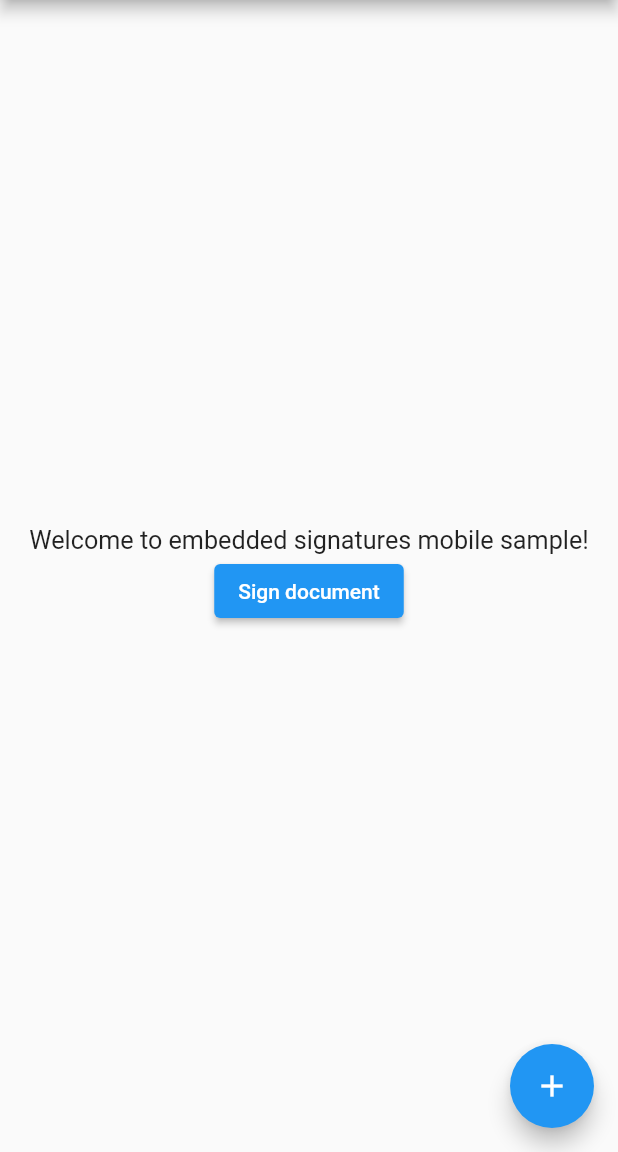
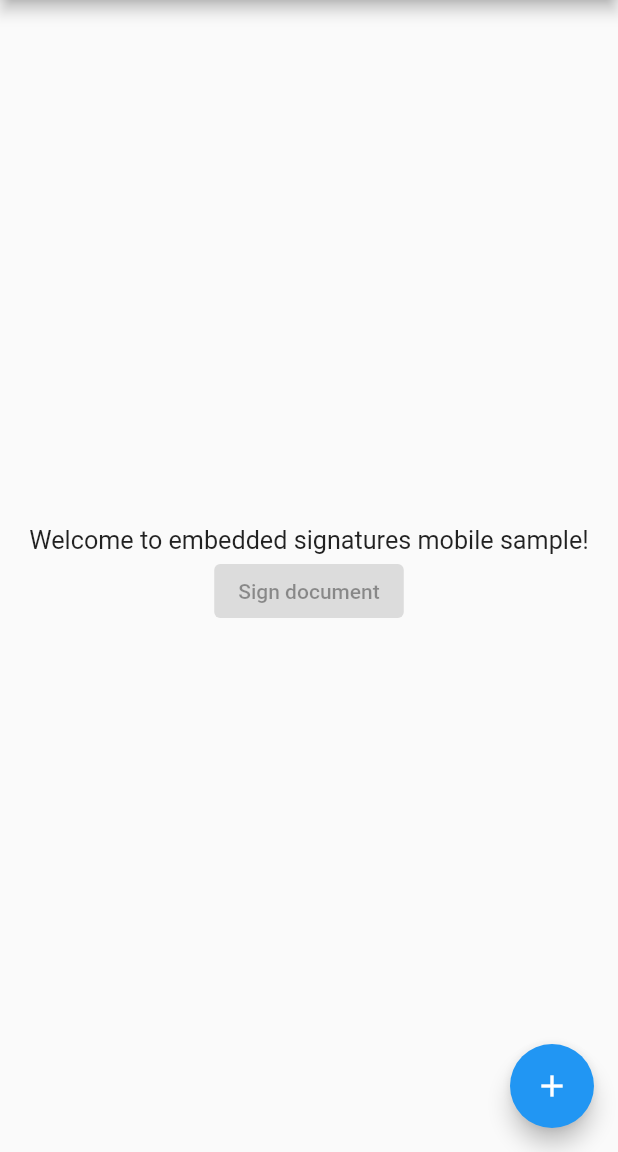
Before and after one commit to LacunaSoftware/signer-flutter, a Flutter app: the screen it shows after launch, after a tap on "Sign document", on a phone screen of 412 x 824 dp, the part 84-1236 px from its top. Run offline on Flutter 3.47's test engine with Material 2 defaults, Android fonts, the phone set to English and light mode, and no system bars; our stand-ins replace webview_flutter; network calls fail.

Commit message:
Added Location permissions + disable button after pressing, due to multiple request bug

```diff
--- a/lib/main.dart
+++ b/lib/main.dart
@@ -1,4 +1,5 @@
 import 'dart:async';
+import 'dart:convert';
 import 'dart:io';
 import 'package:flutter/material.dart';
 import 'package:http/http.dart' as http;
@@ -16,8 +17,9 @@ Future<String> postEmbedUrl() async {
   // 10.0.2.2 is the default localhost for Android Emulator
   // if you wish to run on Flutter web, please refer to localhost as usual
   // For other platforms, please refer to: https://medium.com/@podcoder/connecting-flutter-application-to-localhost-a1022df63130
-  var url = Uri.parse('https://10.0.2.2:5001/api/signer/embedded/');
-  var response = await http.post(url, body: {});
+  var url = Uri.parse(
+      'https://demos.lacunasoftware.com/api/signer/embedded?allowElectronic=true');
+  var response = await http.post(url);
   print(response.body);
   return response.body;
 }
@@ -87,6 +89,7 @@ class WebViewPage extends StatelessWidget {
 
 class _MyHomePageState extends State<MyHomePage> {
   int _counter = 0;
+  bool _isPressed = false;
   final Completer<WebViewController> _controller =
       Completer<WebViewController>();
 
@@ -102,6 +105,10 @@ class _MyHomePageState extends State<MyHomePage> {
   }
 
   void _sign() async {
+    // disables button after click
+    setState(() {
+      _isPressed = true;
+    });
     var embedUrl = await postEmbedUrl();
     print(embedUrl);
     renderWebView(embedUrl);
@@ -151,7 +158,7 @@ class _MyHomePageState extends State<MyHomePage> {
               textScaleFactor: 1.2,
             ),
             ElevatedButton(
-              onPressed: _sign,
+              onPressed: _isPressed == false ? _sign : null,
               child: const Text("Sign document"),
             ),
           ],
```
Also changed, not shown: 1 other file.
